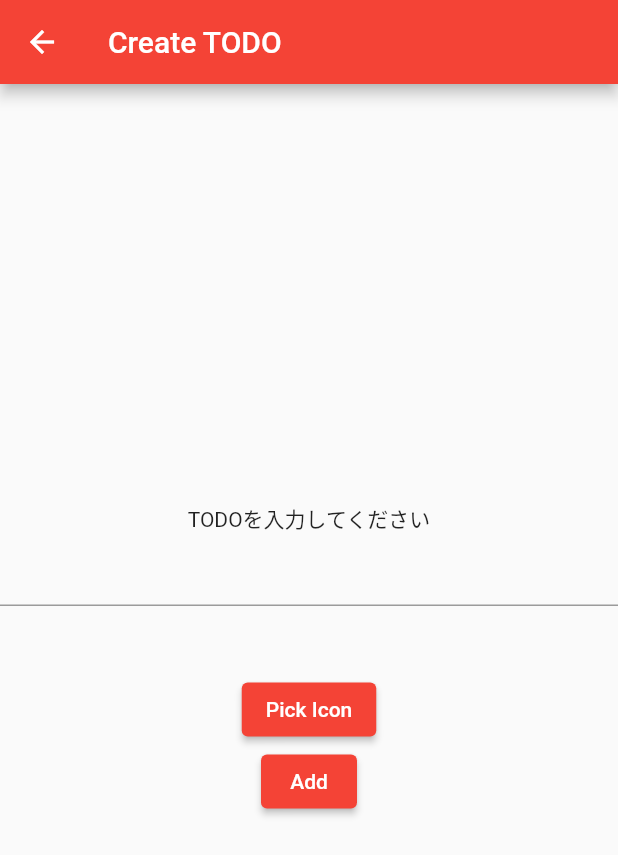
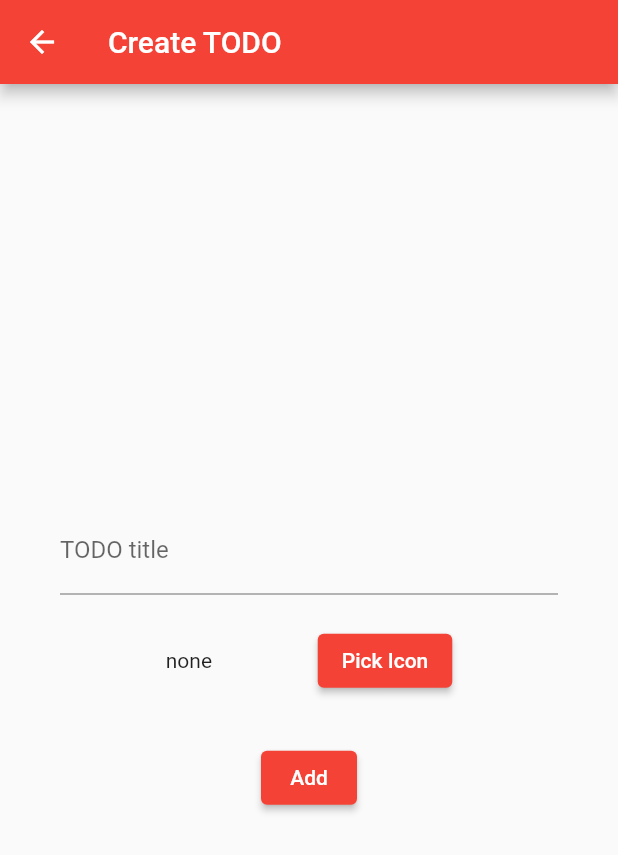
Before and after one commit to takumma/flutter_hands_on_sample, a Flutter app: the CreatePage screen opened directly, on a phone screen of 412 x 824 dp. Shown: the top 855 px of the screen. Run offline on Flutter 3.47's test engine with Material 2 defaults, Android fonts, the phone set to English and light mode, and no system bars; missing offline and left inert: flutter_iconpicker.

Commit message:
細かい修正

```diff
--- a/lib/create_page.dart
+++ b/lib/create_page.dart
@@ -13,6 +13,8 @@ class _CreatePageState extends State<CreatePage> {
 
   IconData _icon;
 
+  bool _isError = false;
+
   void _pickIcon() async {
     IconData icon = await FlutterIconPicker.showIconPicker(context);
     setState(() {
@@ -26,27 +28,55 @@ class _CreatePageState extends State<CreatePage> {
       appBar: AppBar(
         title: const Text("Create TODO"),
       ),
-      body: Center(
+      body: Container(
+        padding: EdgeInsets.all(40.0),
+        child: Center(
           child: Column(
             mainAxisSize: MainAxisSize.min,
             children: [
-            Text("TODOを入力してください"),
               TextField(
+                decoration: InputDecoration(
+                  labelText: "TODO title",
+                ),
                 onChanged: (String text) => _title = text,
               ),
-            Icon(
+              Container(
+                padding: EdgeInsets.only(top: 20.0, bottom: 30.0),
+                child: Row(
+                  mainAxisAlignment: MainAxisAlignment.spaceEvenly,
+                  children: [
+                    _icon != null
+                        ? Icon(
                             _icon,
                             size: 45.0,
+                          )
+                        : Text("none"),
+                    ElevatedButton(
+                      child: const Text("Pick Icon"),
+                      onPressed: () => _pickIcon(),
                     ),
-            ElevatedButton(
-              child: Text("Pick Icon"),
-              onPressed: () => _pickIcon(),
+                  ],
+                ),
               ),
               ElevatedButton(
                 child: Text("Add"),
-              onPressed: () => Navigator.pop(context, Todo(_title, _icon)),
+                onPressed: () {
+                  if (_title == "" || _icon == null) {
+                    setState(() {
+                      _isError = true;
+                    });
+                    return;
+                  }
+                  Navigator.pop(context, Todo(_title, _icon));
+                },
+              ),
+              if (_isError)
+                Text(
+                  "全ての項目を埋めてください",
+                  style: TextStyle(color: Colors.red),
                 ),
             ],
+          ),
         ),
       ),
     );
```
Lines whose indentation alone changed are shown as unchanged.
